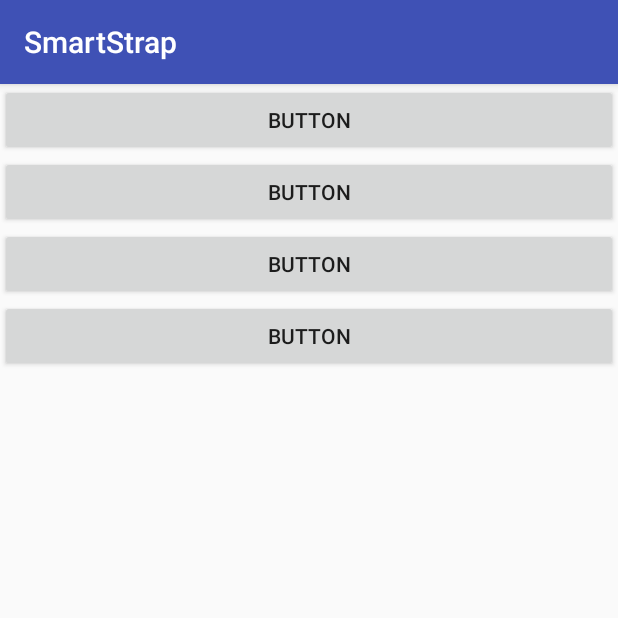
After one commit to Nick0603/smartStrap, an Android app: the HomeActivity screen opened directly, with no data from a screen before it, on a phone screen of 412 x 824 dp, the top half of it. The commit adds this screen. Run offline under Robolectric (Android 15) with nearby library versions, the phone set to English and light mode, and no system bars.

Commit message:
新增HomeActivity頁面(內容為隨意預設按鈕)，完成FB登入按鍵

```diff
--- a/app/build.gradle
+++ b/app/build.gradle
@@ -17,6 +17,9 @@
             proguardFiles getDefaultProguardFile('proguard-android.txt'), 'proguard-rules.pro'
         }
     }
+    repositories {
+        mavenCentral()
+    }
 }
 
 dependencies {
@@ -27,4 +30,5 @@
     compile 'com.android.support:appcompat-v7:25.3.1'
     compile 'com.android.support:design:25.3.1'
     testCompile 'junit:junit:4.12'
+    compile 'com.facebook.android:facebook-android-sdk:[4,5)'
 }
--- /dev/null
+++ b/app/src/main/java/com/smartstrap/HomeActivity.java
@@ -0,0 +1,15 @@
+package com.smartstrap;
+
+import android.os.Bundle;
+import android.support.v7.app.AppCompatActivity;
+
+/**
+ * Created by Nick on 2017/6/1.
+ */
+
+public class HomeActivity extends AppCompatActivity {
+    protected void onCreate(Bundle savedInstanceState) {
+        super.onCreate(savedInstanceState);
+        setContentView(R.layout.activity_home);
+    }
+}
--- /dev/null
+++ b/app/src/main/res/layout/activity_home.xml
@@ -0,0 +1,29 @@
+<?xml version="1.0" encoding="utf-8"?>
+<LinearLayout xmlns:android="http://schemas.android.com/apk/res/android"
+    android:orientation="vertical" android:layout_width="match_parent"
+    android:layout_height="match_parent">
+
+    <Button
+        android:id="@+id/button2"
+        android:layout_width="match_parent"
+        android:layout_height="wrap_content"
+        android:text="Button" />
+
+    <Button
+        android:id="@+id/button3"
+        android:layout_width="match_parent"
+        android:layout_height="wrap_content"
+        android:text="Button" />
+
+    <Button
+        android:id="@+id/button4"
+        android:layout_width="match_parent"
+        android:layout_height="wrap_content"
+        android:text="Button" />
+
+    <Button
+        android:id="@+id/button5"
+        android:layout_width="match_parent"
+        android:layout_height="wrap_content"
+        android:text="Button" />
+</LinearLayout>
```
Also changed, not shown: app/src/main/AndroidManifest.xml (+24 -0 lines), app/src/main/java/com/smartstrap/LoginActivity.java (+85 -0 lines), app/src/main/res/layout/activity_login.xml (+9 -0 lines), app/src/main/res/values/strings.xml (+7 -0 lines).
